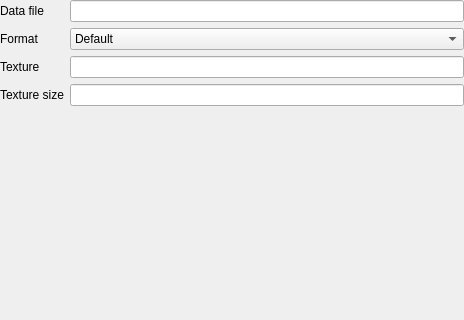
Old version of the form gui/Sol2dTexturePackerGui/Splitter/AtlasPropertyEditorWidget.ui in the repository brainstream/Sol2D-Texture-Packer; both pictures show x 0 to 464 and y 0 to 320 of the 464 by 592 pixel window.
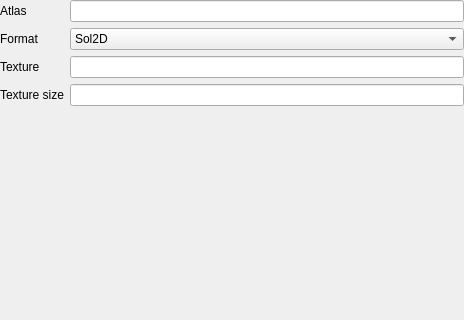
New version of the form.

What changed in the file:
```diff
--- a/gui/Sol2dTexturePackerGui/Splitter/AtlasPropertyEditorWidget.ui
+++ b/gui/Sol2dTexturePackerGui/Splitter/AtlasPropertyEditorWidget.ui
@@ -29,7 +29,7 @@
    <item row="0" column="0">
     <widget class="QLabel" name="m_label_data_file">
      <property name="text">
-      <string>Data file</string>
+      <string>Atlas</string>
      </property>
     </widget>
    </item>
@@ -57,7 +57,7 @@
      </property>
      <item>
       <property name="text">
-       <string>Default</string>
+       <string>Sol2D</string>
       </property>
      </item>
     </widget>
```
